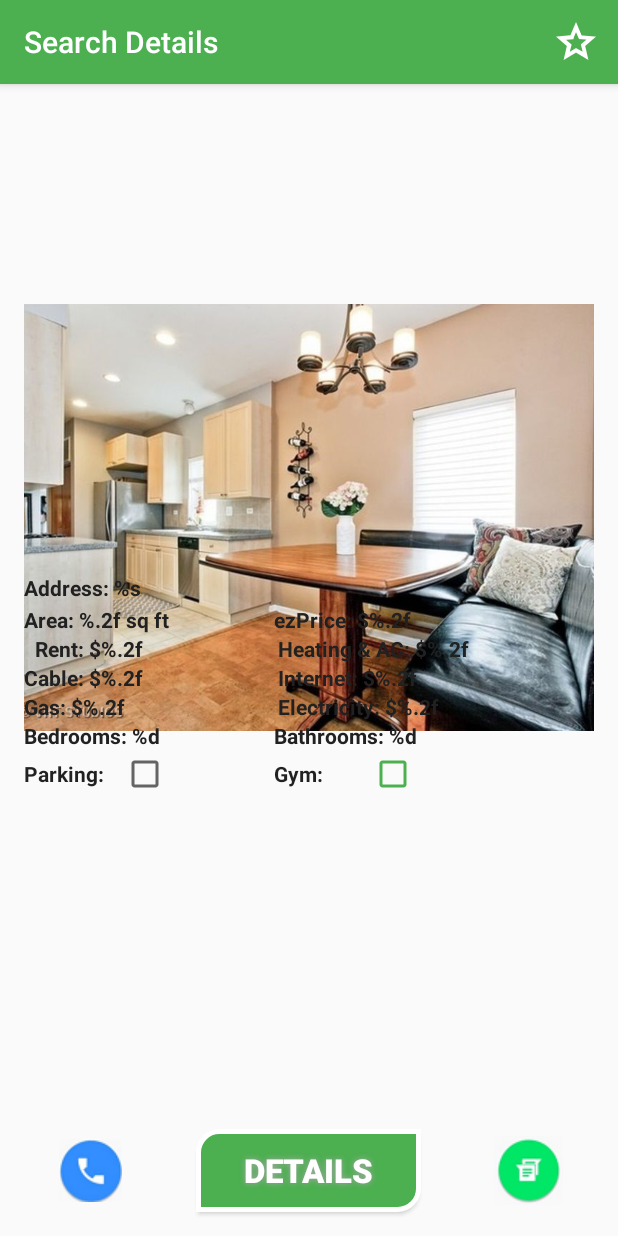
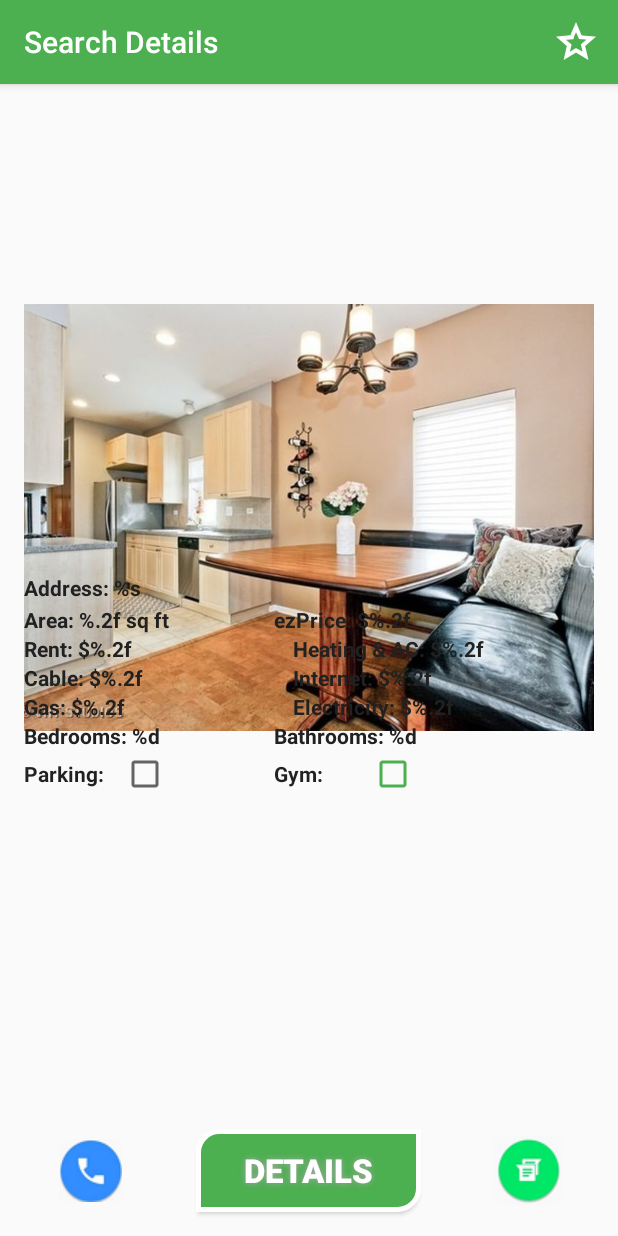
Before and after one commit to priyankpshah/CS442-Mobile-Application-Developement, an Android app: the EzHomeSearchDetailsActivity screen opened directly, with no data from a screen before it, after a tap on "DETAILS", on a phone screen of 412 x 824 dp. Run offline under Robolectric (Android 15) with nearby library versions, the phone set to English and light mode, and no system bars; 16 statements that could not run were skipped.

Commit message:
updated DB, Added landscape layout, bug fix

```diff
--- a/app/src/main/java/edu/iit/cs442/team15/ehome/DashboardFragment.java
+++ b/app/src/main/java/edu/iit/cs442/team15/ehome/DashboardFragment.java
@@ -92,7 +92,7 @@ public class DashboardFragment extends Fragment {
                 R.drawable.apartment_four, R.drawable.apartment_five, R.drawable.apartment_six
         };
 
-        final int[] apartmentIds = {1, 2, 3, 4, 5, 6};
+        final int[] apartmentIds = {8, 7, 11, 10, 5, 6};
 
         recommendationsAdapter = new ImageAdapter(getActivity(), imageIds, new ImageAdapter.OnImageClickedListener() {
             @Override
--- a/app/src/main/java/edu/iit/cs442/team15/ehome/EzHomeSearchDetailsActivity.java
+++ b/app/src/main/java/edu/iit/cs442/team15/ehome/EzHomeSearchDetailsActivity.java
@@ -80,7 +80,7 @@ public class EzHomeSearchDetailsActivity extends AppCompatActivity implements Vi
         electricity.setText(getString(R.string.ezhome_electricity, apartment.amenity.electricity));
         Boolean parkingval = apartment.amenity.parking;
         Boolean Gymval = apartment.amenity.gym;
-
+        Toast.makeText(getApplicationContext(),"Rent: "+apartment.rent,Toast.LENGTH_LONG).show();
         gym.setChecked(Gymval);
         parking.setChecked(parkingval);
         //Call owner with the following method
--- a/app/src/main/java/edu/iit/cs442/team15/ehome/util/ApartmentDatabaseHelper.java
+++ b/app/src/main/java/edu/iit/cs442/team15/ehome/util/ApartmentDatabaseHelper.java
@@ -354,7 +354,7 @@ public final class ApartmentDatabaseHelper extends SQLiteOpenHelper {
                         .setBedrooms(r.getInt(r.getColumnIndex(Apartments.BEDROOMS)))
                         .setBathrooms(r.getInt(r.getColumnIndex(Apartments.BATHROOMS)))
                         .setSquareFeet(r.getDouble(r.getColumnIndex(Apartments.AREA)))
-                        .setRent(r.getInt(r.getColumnIndex(Apartments.RENT)))
+                        .setRent(r.getDouble(r.getColumnIndex(Apartments.RENT)))
                         .setOwner(new Owner()
                                 .setId(r.getInt(r.getColumnIndex(Owners.ID)))
                                 .setComplexName(r.getString(r.getColumnIndex(Owners.COMPLEX_NAME)))
--- /dev/null
+++ b/app/src/main/res/layout-land/activity_ezhome_search_details.xml
@@ -0,0 +1,225 @@
+<?xml version="1.0" encoding="utf-8"?>
+<RelativeLayout xmlns:android="http://schemas.android.com/apk/res/android"
+    android:layout_width="match_parent"
+    android:layout_height="match_parent"
+    android:clipToPadding="false"
+    android:orientation="vertical"
+    android:paddingBottom="@dimen/activity_vertical_margin"
+    android:paddingLeft="@dimen/activity_horizontal_margin"
+    android:paddingRight="@dimen/activity_horizontal_margin"
+    android:paddingTop="@dimen/activity_vertical_margin">
+    <android.support.v4.view.ViewPager
+        android:id="@+id/imgpage"
+        android:layout_width="match_parent"
+        android:layout_height="wrap_content"
+        android:layout_marginBottom="190dp"/>
+
+    <ScrollView
+        android:id="@+id/scrollView"
+        android:layout_width="match_parent"
+        android:layout_height="wrap_content"
+        android:layout_alignParentTop="true"
+        android:layout_marginTop="310dp"
+        android:layout_above="@+id/button_ezprice_details"
+        android:layout_below="@+id/imgpage">
+
+        <TableLayout
+            android:layout_width="match_parent"
+            android:layout_height="wrap_content"
+            android:orientation="vertical"
+            android:scrollbars="vertical">
+
+            <TextView
+                android:id="@+id/ezhome_address"
+                android:layout_width="wrap_content"
+                android:layout_height="wrap_content"
+                android:text="@string/ezhome_address"
+                android:textStyle="bold" />
+            <Space
+                android:layout_width="0dp"
+                android:layout_height="2dp"
+                android:layout_weight="1" />
+            <TableRow>
+                <TextView
+                    android:id="@+id/ezhome_area"
+                    android:layout_width="wrap_content"
+                    android:layout_height="wrap_content"
+                    android:text="@string/ezhome_area"
+                    android:textStyle="bold"
+                    />
+                <TextView
+                    android:id="@+id/ezhome_ezprice"
+                    android:layout_width="wrap_content"
+                    android:layout_height="wrap_content"
+                    android:text="@string/ezhome_ezprice"
+                    android:textStyle="bold"
+                    android:layout_marginLeft="70dp"/>
+            </TableRow>
+
+            <!-- TODO add description of what ezPrice actually is -->
+            <LinearLayout
+                android:layout_width="match_parent"
+                android:layout_height="wrap_content">
+
+                <Space
+                    android:layout_width="0dp"
+                    android:layout_height="wrap_content"
+                    android:layout_weight="1" />
+
+            </LinearLayout>
+
+            <TableLayout
+                android:id="@+id/ezprice_details"
+                android:layout_width="match_parent"
+                android:layout_height="wrap_content"
+                android:animateLayoutChanges="true"
+                android:orientation="vertical"
+                android:visibility="gone"
+                android:textStyle="bold">
+                <TableRow>
+                    <TextView
+                        android:id="@+id/ezhome_rent"
+                        android:layout_width="wrap_content"
+                        android:layout_height="wrap_content"
+                        android:text="@string/ezhome_rent"
+                        android:textStyle="bold"/>
+
+
+
+                    <TextView
+                        android:id="@+id/ezhome_thermostat"
+                        android:layout_width="wrap_content"
+                        android:layout_height="wrap_content"
+                        android:checkMark="?android:attr/listChoiceIndicatorMultiple"
+                        android:text="@string/ezhome_thermostat"
+                        android:textStyle="bold"
+                        android:layout_marginLeft="100dp" />
+                </TableRow>
+                <TableRow>
+                    <TextView
+                        android:id="@+id/ezhome_cable"
+                        android:layout_width="wrap_content"
+                        android:layout_height="wrap_content"
+                        android:text="@string/ezhome_cable"
+                        android:textStyle="bold" />
+
+                    <TextView
+                        android:id="@+id/ezhome_internet"
+                        android:layout_width="wrap_content"
+                        android:layout_height="wrap_content"
+                        android:text="@string/ezhome_internet"
+                        android:textStyle="bold"
+                        android:layout_marginLeft="100dp" />
+                </TableRow>
+                <TableRow>
+                    <TextView
+                        android:id="@+id/ezhome_gas"
+                        android:layout_width="wrap_content"
+                        android:layout_height="wrap_content"
+                        android:checkMark="?android:attr/listChoiceIndicatorMultiple"
+                        android:text="@string/ezhome_gas"
+                        android:textStyle="bold" />
+
+                    <TextView
+                        android:id="@+id/ezhome_electricity"
+                        android:layout_width="wrap_content"
+                        android:layout_height="wrap_content"
+                        android:checkMark="?android:attr/listChoiceIndicatorMultiple"
+                        android:text="@string/ezhome_electricity"
+                        android:textStyle="bold"
+                        android:layout_marginLeft="100dp" />
+                </TableRow>
+            </TableLayout>
+
+
+            <TableRow>
+                <TextView
+                    android:id="@+id/ezhome_bedrooms"
+                    android:layout_width="wrap_content"
+                    android:layout_height="wrap_content"
+                    android:text="@string/ezhome_bedrooms"
+                    android:textStyle="bold" />
+
+                <TextView
+                    android:id="@+id/ezhome_bathrooms"
+                    android:layout_width="wrap_content"
+                    android:layout_height="wrap_content"
+                    android:text="@string/ezhome_bathrooms"
+                    android:textStyle="bold"
+                    android:layout_marginLeft="70dp" />
+            </TableRow>
+            <TableRow>
+                <CheckedTextView
+                    android:id="@+id/ezhome_parking"
+                    android:layout_width="wrap_content"
+                    android:layout_height="wrap_content"
+                    android:checkMark="?android:attr/listChoiceIndicatorMultiple"
+                    android:gravity="center_vertical"
+                    android:text="@string/ezhome_parking"
+                    android:textStyle="bold"
+                    />
+
+                <CheckedTextView
+                    android:id="@+id/ezhome_gym"
+                    android:layout_width="wrap_content"
+                    android:layout_height="wrap_content"
+                    android:checkMark="?android:attr/listChoiceIndicatorMultiple"
+                    android:gravity="center_vertical"
+                    android:text="@string/ezhome_gym"
+                    android:textStyle="bold"
+                    android:checked="false"
+                    android:layout_marginLeft="70dp"
+                    android:checkMarkTint="@color/colorPrimary"/>
+            </TableRow>
+        </TableLayout>
+
+    </ScrollView>
+
+    <ImageButton
+        android:id="@+id/Call"
+        android:layout_width="wrap_content"
+        android:layout_height="wrap_content"
+        android:src="@drawable/call"
+        android:layout_below="@+id/scrollView"
+        android:layout_alignParentStart="true"
+        style="@style/Base.Widget.AppCompat.Button.Borderless" />
+
+    <ImageButton
+        android:id="@+id/sms"
+        android:layout_width="wrap_content"
+        android:layout_height="wrap_content"
+        android:src="@drawable/text"
+        android:layout_alignTop="@+id/Call"
+        android:layout_alignParentEnd="true"
+        style="@style/Base.Widget.AppCompat.Button.Borderless"/>
+
+    <!--<Button-->
+
+    <!--android:layout_width="wrap_content"-->
+    <!--android:layout_height="wrap_content"-->
+    <!--android:text="@string/button_ezprice_details"-->
+    <!--android:textStyle="bold"-->
+    <!--android:layout_alignParentBottom="true"-->
+    <!--android:layout_centerHorizontal="true"-->
+    <!--style="@style/Base.Widget.AppCompat.Button.Borderless"-->
+    <!--android:background="@color/white"-->
+    <!--/>-->
+    <Button
+        android:id="@+id/button_ezprice_details"
+        android:text="@string/button_ezprice_details"
+
+        android:textStyle="bold"
+        android:textColor="#FFFFFF"
+        android:textSize="22sp"
+        android:layout_alignParentBottom="true"
+        android:layout_centerHorizontal="true"
+        android:layout_width="150dp"
+        android:layout_height="55dp"
+        android:background="@drawable/buttonshape"
+        android:shadowColor="#A8A8A8"
+        android:shadowDx="0"
+        android:shadowDy="0"
+        android:shadowRadius="5"
+        />
+
+</RelativeLayout>
--- a/app/src/main/res/layout/activity_ezhome_search_details.xml
+++ b/app/src/main/res/layout/activity_ezhome_search_details.xml
@@ -82,8 +82,9 @@
                     android:layout_width="wrap_content"
                     android:layout_height="wrap_content"
                     android:text="@string/ezhome_rent"
-                    android:textStyle="bold"
-                    android:gravity="right" />
+                    android:textStyle="bold"/>
+
+
 
                 <TextView
                     android:id="@+id/ezhome_thermostat"
@@ -92,7 +93,7 @@
                     android:checkMark="?android:attr/listChoiceIndicatorMultiple"
                     android:text="@string/ezhome_thermostat"
                     android:textStyle="bold"
-                    android:layout_marginLeft="90dp" />
+                    android:layout_marginLeft="100dp" />
                 </TableRow>
                 <TableRow>
                 <TextView
@@ -108,7 +109,7 @@
                     android:layout_height="wrap_content"
                     android:text="@string/ezhome_internet"
                     android:textStyle="bold"
-                    android:layout_marginLeft="90dp" />
+                    android:layout_marginLeft="100dp" />
                 </TableRow>
                 <TableRow>
                 <TextView
@@ -126,7 +127,7 @@
                     android:checkMark="?android:attr/listChoiceIndicatorMultiple"
                     android:text="@string/ezhome_electricity"
                     android:textStyle="bold"
-                    android:layout_marginLeft="90dp" />
+                    android:layout_marginLeft="100dp" />
                 </TableRow>
             </TableLayout>
 
--- a/app/src/main/res/layout/fragment_ezhome_search.xml
+++ b/app/src/main/res/layout/fragment_ezhome_search.xml
@@ -15,28 +15,50 @@
             style="@style/EzHomeSearchTextView"
             android:maxEms="6"
             android:singleLine="true"
-            android:text="@string/header_address" />
+            android:text="@string/header_address"
+            android:textStyle="bold"/>
+        <View
+            android:id="@+id/div1"
+            android:layout_width="1dp"
+            android:layout_height="match_parent"
+            android:layout_toLeftOf="@+id/tv_rent_title"
+            android:background="@color/colorPrimary" />
 
         <TextView
             android:id="@+id/tv_rent_title"
             style="@style/EzHomeSearchTextView"
             android:maxEms="6"
             android:singleLine="true"
-            android:text="@string/header_ezprice" />
+            android:text="@string/header_ezprice"
+            android:textStyle="bold" />
+        <View
+            android:id="@+id/div2"
+            android:layout_width="1dp"
+            android:layout_height="match_parent"
+            android:layout_toLeftOf="@+id/tv_area_title"
+            android:background="@color/colorPrimary" />
 
         <TextView
             android:id="@+id/tv_area_title"
             style="@style/EzHomeSearchTextView"
             android:maxEms="6"
             android:singleLine="true"
-            android:text="@string/header_area" />
+            android:text="@string/header_area"
+            android:textStyle="bold"/>
+        <View
+            android:id="@+id/div3"
+            android:layout_width="1dp"
+            android:layout_height="match_parent"
+            android:layout_toLeftOf="@+id/tv_owner_title"
+            android:background="@color/colorPrimary" />
 
         <TextView
             android:id="@+id/tv_owner_title"
             style="@style/EzHomeSearchTextView"
             android:maxEms="6"
             android:singleLine="true"
-            android:text="@string/header_owner" />
+            android:text="@string/header_owner"
+            android:textStyle="bold"/>
 
     </LinearLayout>
 
--- a/app/src/main/res/values/strings.xml
+++ b/app/src/main/res/values/strings.xml
@@ -93,7 +93,7 @@
     <string name="header_ezprice">ezPrice</string>
     <string name="header_beds">Beds</string>
     <string name="header_bathrooms">Bathrooms</string>
-    <string name="header_area">Square Feet</string>
+    <string name="header_area">Area</string>
     <string name="header_options">Options</string>
 
     <string name="hint_min">Min</string>
```
Also changed, not shown: app/src/main/assets/offline_apartments.db.
